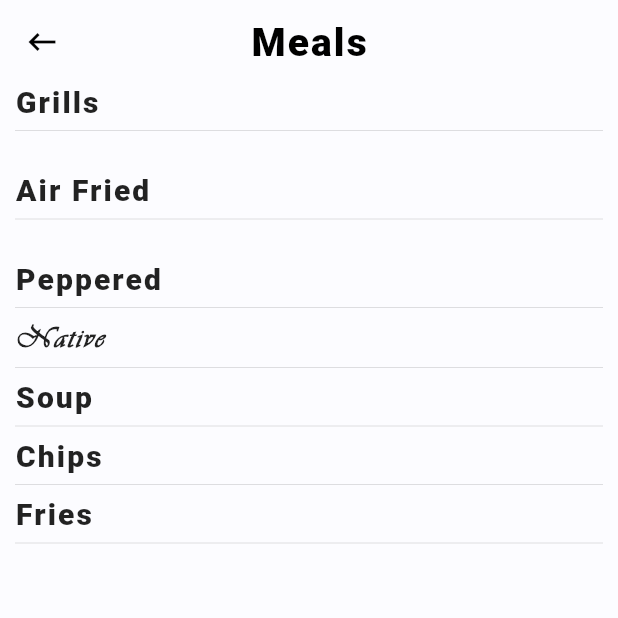
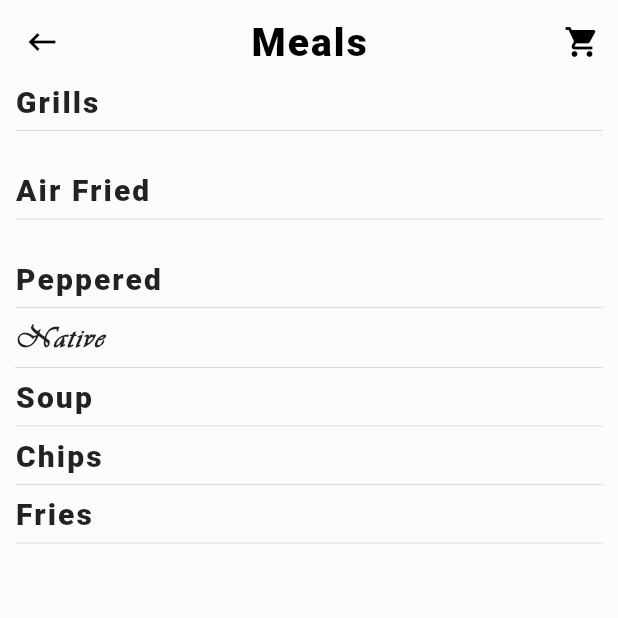
Before and after one commit to Bikuta-victor1/restaurant_app-, a Flutter app: the Home screen opened directly, after a tap on "View More", on a phone screen of 412 x 824 dp, the top half of it. Run offline on Flutter 3.47's test engine with Material 2 defaults, Android fonts, the phone set to English and light mode, and no system bars; our stand-ins replace carousel_slider, cloud_firestore, device_info, firebase_core, fluttertoast, font_awesome_flutter and 3 more; accounts and stored records are empty.

Commit message:
New Modifications

```diff
--- a/lib/models/foodmodel.dart
+++ b/lib/models/foodmodel.dart
@@ -1,11 +1,10 @@
 import 'package:cloud_firestore/cloud_firestore.dart';
 import 'package:flutter/cupertino.dart';
 import 'package:flutter/services.dart';
-import 'package:menuapp/providers/app_provider.dart';
-import 'package:menuapp/widgets/badge.dart';
-import 'package:provider/provider.dart';
+
 import 'dart:convert' as con;
 import 'package:shared_preferences/shared_preferences.dart';
+
 
 class Food {
   String name;
@@ -108,7 +107,6 @@ String productPrice;
 String itemQuantity;
 String photoUrl;
 String successful = 'Successful';
-
 
 FirebaseFirestore firestore = FirebaseFirestore.instance;
 
--- a/lib/providers/app_provider.dart
+++ b/lib/providers/app_provider.dart
@@ -13,11 +13,32 @@ class AppProvider extends ChangeNotifier {
   Key key = UniqueKey();
   GlobalKey<NavigatorState> navigatorKey = GlobalKey<NavigatorState>();
   int cartlength = 0;
+
   int totalamount = 0;
+  // int navpages = 0;
+  // PageController pageController = PageController(initialPage: 0);
   String mytable;
 
   void changeNumbertoBig() {
     cartlength++;
+    notifyListeners();
+  }
+  //   void onPageChanged(int page) {
+
+  //     navpages = page;
+
+  // }
+  int _currentIndex = 0;
+
+  get currentIndex => _currentIndex;
+
+  set currentIndex(int index) {
+    _currentIndex = index;
+    notifyListeners();
+  }
+
+  void changecurrentIndex(int index) {
+     _currentIndex = index;
     notifyListeners();
   }
 
@@ -26,10 +47,19 @@ class AppProvider extends ChangeNotifier {
     notifyListeners();
   }
 
+  // void navigationTapped(int page) {
+  //   pageController.jumpToPage(page);
+  // }
+
   void setNumbertozero() {
     cartlength = 0;
     notifyListeners();
   }
+
+  // void navigateToMyPage(int page) {
+  //   navpages = page;
+  //   notifyListeners();
+  // }
 
   void addtoTotalAmount(int addedamount) {
     totalamount = totalamount + addedamount;
--- a/lib/screens/home.dart
+++ b/lib/screens/home.dart
@@ -272,6 +272,8 @@ class _HomeState extends State<Home> with AutomaticKeepAliveClientMixin<Home> {
                       ),
                     ),
                   ),
+
+                    SizedBox(width: 15),
                   InkWell(
                     onTap: () {
                       Navigator.of(context).push(
@@ -328,62 +330,7 @@ class _HomeState extends State<Home> with AutomaticKeepAliveClientMixin<Home> {
                       ),
                     ),
                   ),
-                  InkWell(
-                    onTap: () {
-                      Navigator.of(context).push(
-                        MaterialPageRoute(
-                          builder: (BuildContext context) {
-                            return DrinkScreen();
-                          },
-                        ),
-                      );
-                    },
-                    child: Card(
-                      shape: RoundedRectangleBorder(
-                          borderRadius: BorderRadius.circular(10.0)),
-                      elevation: 4.0,
-                      child: Padding(
-                        padding: EdgeInsets.fromLTRB(10.0, 0.0, 10.0, 0.0),
-                        child: Row(
-                          children: <Widget>[
-                            Padding(
-                              padding: EdgeInsets.only(left: 0.0, right: 10.0),
-                              child: Icon(
-                                FontAwesomeIcons.birthdayCake,
-                                color: Theme.of(context).accentColor,
-                              ),
-                            ),
-                            SizedBox(width: 5),
-                            Column(
-                              crossAxisAlignment: CrossAxisAlignment.start,
-                              mainAxisSize: MainAxisSize.min,
-                              children: <Widget>[
-                                SizedBox(height: 10.0),
-                                Text(
-                                  "Side Dishes",
-                                  style: TextStyle(
-                                    fontWeight: FontWeight.w900,
-                                    //       fontFamily: 'Vivaldii',
-                                    letterSpacing: 1.4,
-                                    fontSize: 17,
-                                  ),
-                                ),
-                                Text(
-                                  "2 Items",
-                                  style: TextStyle(
-                                    fontWeight: FontWeight.w400,
-                                    fontSize: 10,
-                                  ),
-                                ),
-                                SizedBox(height: 5),
-                              ],
-                            ),
-                            SizedBox(width: 5),
-                          ],
-                        ),
-                      ),
-                    ),
-                  ),
+
                 ],
                 // itemCount: categories == null ? 0 : categories.length,
                 // itemBuilder: (BuildContext context, int index) {
--- a/lib/screens/mealscreen.dart
+++ b/lib/screens/mealscreen.dart
@@ -1,9 +1,13 @@
 import 'package:flutter/material.dart';
+import 'package:menuapp/providers/app_provider.dart';
+import 'package:menuapp/screens/main_screen.dart';
+import 'package:menuapp/widgets/badge.dart';
 //import 'package:restaurant_app/screens/notifications.dart';
 //import 'package:restaurant_app/widgets/badge.dart';
 import 'package:menuapp/widgets/cat_product.dart';
 //import 'package:restaurant_app/widgets/grid_product.dart';
 import 'package:cloud_firestore/cloud_firestore.dart';
+import 'package:provider/provider.dart';
 
 class MealScreen extends StatefulWidget {
   // final String documentId;
@@ -16,6 +20,7 @@ class MealScreen extends StatefulWidget {
 class _MealScreenState extends State<MealScreen> {
   @override
   Widget build(BuildContext context) {
+     var provider = Provider.of<AppProvider>(context);
     return Scaffold(
       appBar: AppBar(
         automaticallyImplyLeading: false,
@@ -35,21 +40,28 @@ class _MealScreenState extends State<MealScreen> {
         ),
         elevation: 0.0,
         actions: <Widget>[
-          // IconButton(
-          //   icon: IconBadge(
-          //     icon: Icons.notifications,
-          //     size: 22.0,
-          //   ),
-          //   onPressed: () {
-          //     Navigator.of(context).push(
-          //       MaterialPageRoute(
-          //         builder: (BuildContext context) {
-          //           return Notifications();
-          //         },
-          //       ),
-          //     );
-          //   },
-          // ),
+          IconButton(
+            icon:IconBadge(
+                    icon: Icons.shopping_cart,
+                    size: 24.0,
+                  ),
+            onPressed: () {
+             Navigator.of(context).pushReplacement(
+                MaterialPageRoute(
+                  builder: (BuildContext context) {
+                    return MainScreen(mypage: 2,);
+                  },
+                ),
+              );
+              // Navigator.of(context).push(
+              //   MaterialPageRoute(
+              //     builder: (BuildContext context) {
+              //       return Notifications();
+              //     },
+              //   ),
+              // );
+            },
+          ),
         ],
       ),
       body: Padding(
--- a/lib/screens/splash.dart
+++ b/lib/screens/splash.dart
@@ -48,7 +48,7 @@ class _SplashScreenState extends State<SplashScreen> {
       Navigator.of(context).push(
         MaterialPageRoute(
           builder: (BuildContext context) {
-            return MainScreen();
+            return MainScreen(mypage: 0,);
           },
         ),
       );
--- a/lib/screens/walkthrough.dart
+++ b/lib/screens/walkthrough.dart
@@ -52,7 +52,7 @@ class _WalkthroughState extends State<Walkthrough> {
               Navigator.of(context).push(
                 MaterialPageRoute(
                   builder: (BuildContext context) {
-                    return MainScreen();
+                    return MainScreen(mypage: 0,);
                   },
                 ),
               );
@@ -61,7 +61,7 @@ class _WalkthroughState extends State<Walkthrough> {
               Navigator.of(context).push(
                 MaterialPageRoute(
                   builder: (BuildContext context) {
-                    return MainScreen();
+                    return MainScreen(mypage: 0,);
                   },
                 ),
               );
--- a/lib/widgets/badge.dart
+++ b/lib/widgets/badge.dart
@@ -62,7 +62,7 @@ class _IconBadgeState extends State<IconBadge> {
                     padding: EdgeInsets.only(top: 1),
                     child: Text(
                       //mynewCartlength == null ? "0" :
-                      "${mynewCartlength}",
+                      "$mynewCartlength",
                       style: TextStyle(
                         color: Colors.white,
                         fontSize: 8,
@@ -72,7 +72,7 @@ class _IconBadgeState extends State<IconBadge> {
                   ),
                 ),
               )
-            : Container(),
+            : Text(''),
       ],
     );
   }
```
Also changed, not shown: lib/screens/cart.dart (+9 -22 lines), lib/screens/details.dart (+24 -15 lines), lib/screens/drinkscreen.dart (+24 -15 lines), lib/screens/main_screen.dart (+83 -106 lines).
